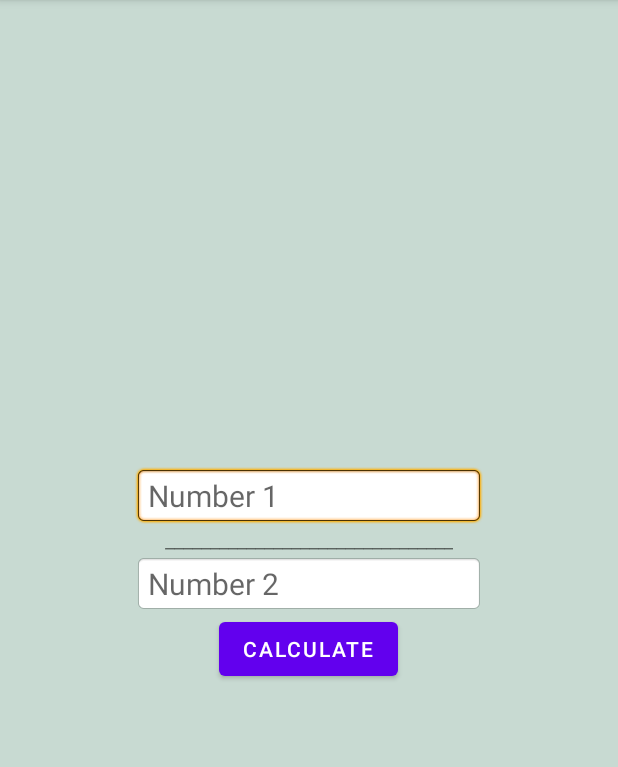
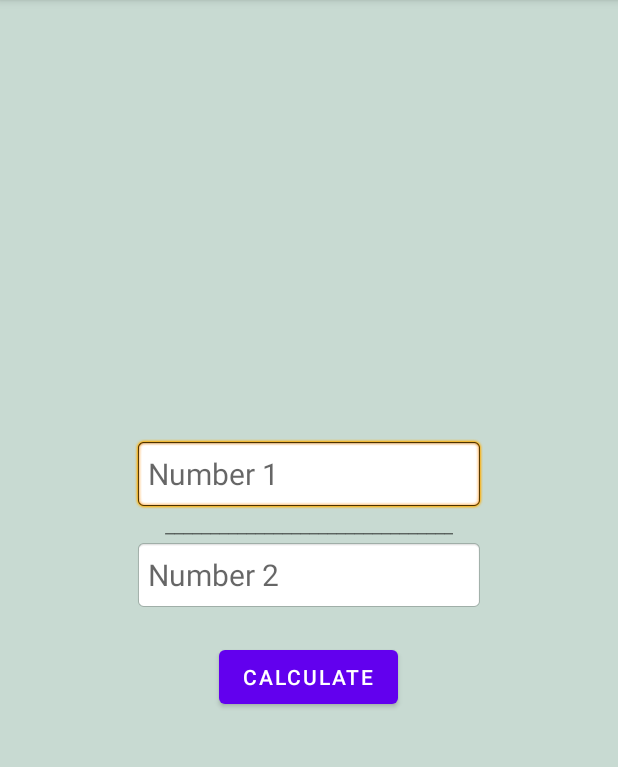
Before and after one commit to Korkmatik/Smartphone-Software-Development, an Android app: the screen it shows after launch (MainActivity), on a phone screen of 412 x 824 dp, the part 84-851 px from its top. Run offline under Robolectric (Android 15) with nearby library versions, the phone set to English and light mode, and no system bars.

Commit message:
Add min height for text input - Text margin top to button

```diff
--- a/Reduce/app/src/main/res/layout/activity_main.xml
+++ b/Reduce/app/src/main/res/layout/activity_main.xml
@@ -15,6 +15,7 @@
         android:ems="10"
         android:hint="Number 1"
         android:inputType="textPersonName"
+        android:minHeight="48dp"
         android:textSize="20sp" />
 
     <TextView
@@ -30,11 +31,13 @@
         android:ems="10"
         android:hint="Number 2"
         android:inputType="textPersonName"
+        android:minHeight="48dp"
         android:textSize="20sp" />
 
     <Button
         android:id="@+id/btn_calculate"
         android:layout_width="wrap_content"
         android:layout_height="wrap_content"
+        android:layout_marginTop="20dp"
         android:text="Calculate" />
 </LinearLayout>
```
